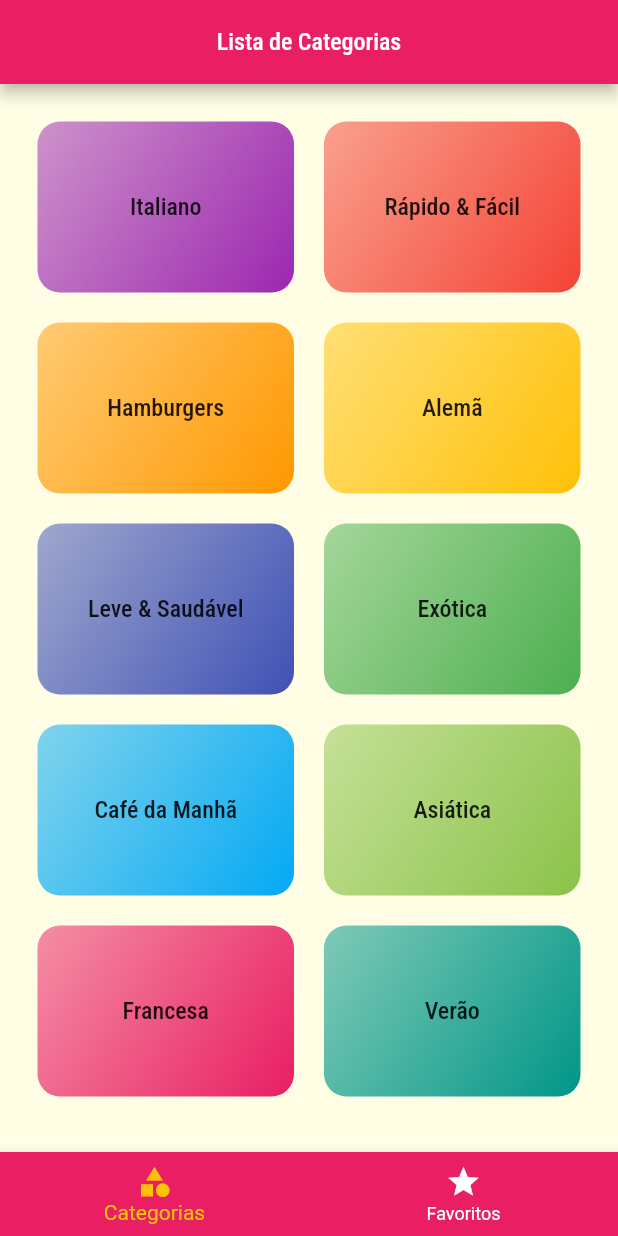
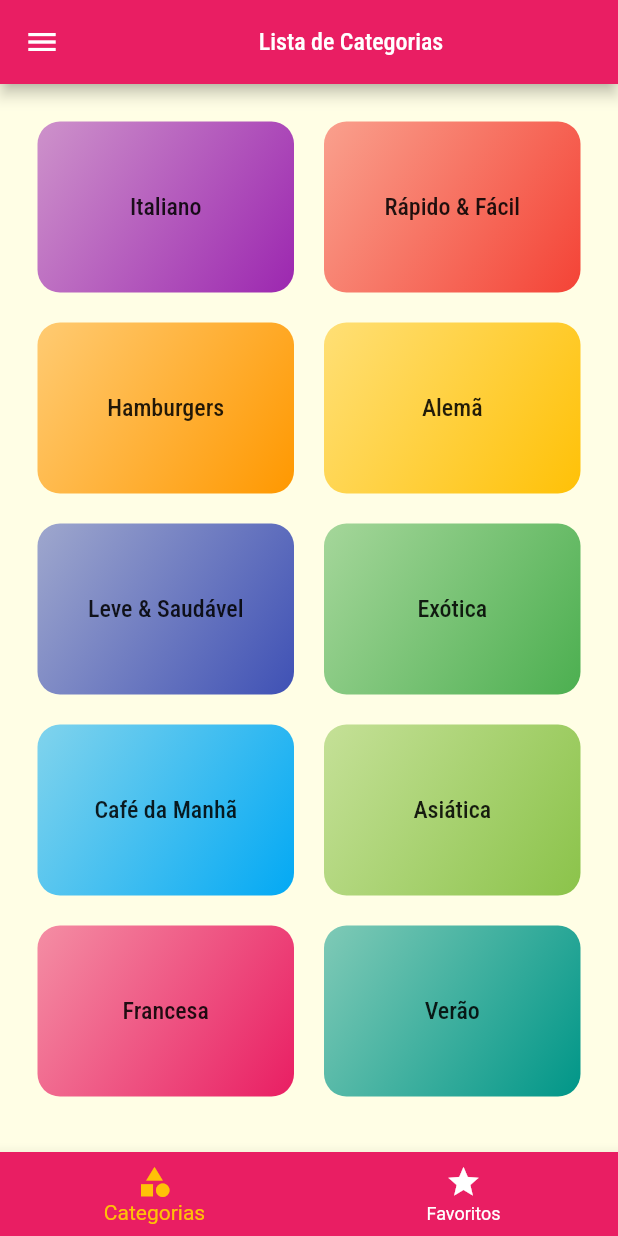
Before and after one commit to RonnieAguiar/meals, a Flutter app: the screen it shows after launch, on a phone screen of 412 x 824 dp. Run offline on Flutter 3.47's test engine with Material 2 defaults, Android fonts, the phone set to English and light mode, and no system bars.

```diff
--- a/lib/screens/tabs_screen.dart
+++ b/lib/screens/tabs_screen.dart
@@ -1,4 +1,5 @@
 import 'package:flutter/material.dart';
+import '../components/main_drawer.dart';
 import 'categories_screen.dart';
 import 'favorite_screen.dart';
 
@@ -32,6 +33,7 @@ class _TabsScreenState extends State<TabsScreen> {
           child: Text(_screens[_selectedScreenIndex]['title']),
         ),
       ),
+      drawer: const MainDrawer(),
       body: _screens[_selectedScreenIndex]['screen'],
       bottomNavigationBar: BottomNavigationBar(
         onTap: _selectScreen,
```
